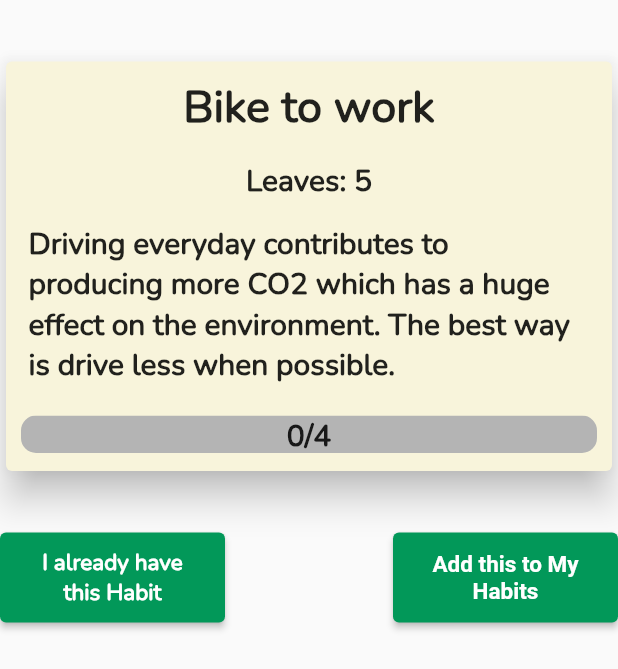
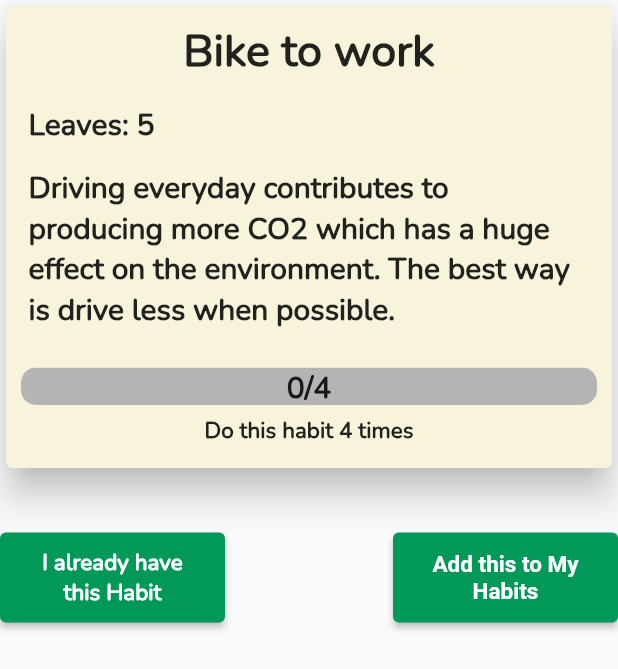
Before and after one commit to csc301-fall-2021/team-project-9-greenpeeps, a Flutter app: the AddHabit widget shown alone on an empty page, opened directly, on a phone screen of 412 x 824 dp. Shown: the top 669 px of the screen. Run offline on Flutter 3.47's test engine with Material 2 defaults, Android fonts, the phone set to English and light mode, and no system bars; our stand-ins replace cloud_firestore, firebase_auth, firebase_core, get, pie_chart; missing offline and left inert: cloud_firestore_web, firebase_auth_web, firebase_core_web; accounts and stored records are empty.

Commit message:
add new habit card as it's own class and add snackbar after adding a recommended habit

```diff
--- a/green_peeps_app/lib/habits/habits_screen.dart
+++ b/green_peeps_app/lib/habits/habits_screen.dart
@@ -19,7 +19,9 @@ class _HabitsScreenState extends State<HabitsScreen> {
     return Center(
       child: Scrollbar(
         controller: _controller,
-        child: CustomScrollView(
+        child: Scaffold(
+          backgroundColor: Colors.transparent,
+          body: CustomScrollView(
             controller: _controller,
             slivers: const <Widget>[
               SliverSafeArea(
@@ -47,6 +49,7 @@ class _HabitsScreenState extends State<HabitsScreen> {
             ],
           ),
         ),
+      ),
     );
   }
 }
--- /dev/null
+++ b/green_peeps_app/lib/habits/new_habit_card.dart
@@ -0,0 +1,102 @@
+import 'package:flutter/material.dart';
+
+class NewHabitCard extends StatelessWidget {
+  final String title;
+  final String info;
+  final int points;
+  final int amount;
+
+  const NewHabitCard({Key? key, required this.title,
+  required this.info,
+  required this.points,
+  required this.amount}) : super(key: key);
+
+  @override
+  Widget build(BuildContext context) {
+    return Card(
+        color: const Color.fromRGBO(248, 244, 219, 1),
+        elevation: 10,
+        child: Column(
+            crossAxisAlignment: CrossAxisAlignment.start,
+            children: [
+              Container(
+                alignment: Alignment.center,
+                padding: const EdgeInsets.all(10),
+                child: Text(
+                  title,
+                  textAlign: TextAlign.center,
+                  style: const TextStyle(
+                    fontSize: 30,
+                    fontWeight: FontWeight.bold,
+                  ),
+                ),
+              ),
+              Container(
+                padding: const EdgeInsets.symmetric(horizontal: 15, vertical: 5),
+                // alignment: Alignment.centerLeft,
+                child: Text(
+                  "Leaves: ${points}",
+                  textAlign: TextAlign.right,
+                  style: const TextStyle(
+                    fontSize: 20,
+                    fontWeight: FontWeight.bold,
+                  ),
+                ),
+              ),
+              Container(
+                padding: const EdgeInsets.symmetric(horizontal: 15, vertical: 10),
+                child: Text(
+                  info,
+                  style: const TextStyle(
+                    fontSize: 20,
+                    fontWeight: FontWeight.bold,
+                  ),
+                ),
+              ),
+
+              Container(
+                padding: EdgeInsets.fromLTRB(10, 15, 10, 5),
+                child: Stack(
+                  children: <Widget>[
+                    ClipRRect(
+                      // Used to make the bar round
+                      borderRadius: BorderRadius.circular(10),
+                      child: const LinearProgressIndicator(
+                        backgroundColor: Color.fromRGBO(180, 180, 180, 1),
+                        valueColor: AlwaysStoppedAnimation<Color>(Colors.green),
+                        value: 0.0,
+                        minHeight: 25,
+                      ),
+                    ),
+                    Container(
+                      width: double.infinity,
+                      child: Text(
+                        "0/${amount}" ,
+                        textAlign: TextAlign.center,
+                        style: const TextStyle(
+                          fontSize: 20,
+                          fontWeight: FontWeight.bold,
+                        ),
+
+                      ),
+                    )
+                  ],
+                ),
+              ),
+              Container(
+                padding: const EdgeInsets.fromLTRB(15, 0, 15, 15),
+                alignment: Alignment.center,
+                child: Text(
+                  "Do this habit ${amount} times",
+                  style: const TextStyle(
+                    fontSize: 15,
+                    fontWeight: FontWeight.bold,
+                    color: Colors.black87,
+                  ),
+                ),
+              ),
+            ]
+        )
+    );
+  }
+}
--- a/green_peeps_app/lib/habits/recommended_box.dart
+++ b/green_peeps_app/lib/habits/recommended_box.dart
@@ -48,10 +48,10 @@ class _RecommendedBoxState extends State<RecommendedBox> {
 
             var userData = userSnapshot.data;
 
-            if (userData!.data().toString().contains('habitInfo') == true) {
+            if (userData!.data().toString().contains('allHabits') == true) {
 
               Map<String, dynamic> userHabitsMap = userData.data() as Map<String, dynamic>;
-              var userHabitKeys = userHabitsMap['habitInfo'].keys.toList();
+              var userHabitKeys = userHabitsMap['allHabits'].keys.toList();
               var nonUserHabits = _filterHabits(snapshot, testLst, userHabitKeys);
               if (nonUserHabits.length > 0) {
                 return ListView(shrinkWrap: true, children: nonUserHabits);
--- a/green_peeps_app/lib/habits/recommended_come_back_later.dart
+++ b/green_peeps_app/lib/habits/recommended_come_back_later.dart
@@ -23,7 +23,10 @@ class _RecommendedComeBackLaterState extends State<RecommendedComeBackLater> {
         child: Row(
           mainAxisAlignment: MainAxisAlignment.spaceBetween,
           children: const <Widget>[
-            Text("Come back later for more :)"),
+            Text("Come back later for more :)",
+            style: TextStyle(
+                fontSize: 20,
+            )),
           ]
         )
       )
--- a/green_peeps_app/lib/habits/recommended_habit_item.dart
+++ b/green_peeps_app/lib/habits/recommended_habit_item.dart
@@ -33,6 +33,7 @@ class _RecommendedHabitItemState extends State<RecommendedHabitItem> {
 
   @override
   Widget build(BuildContext context) {
+
 
     return InkWell(
       onTap: (){
--- a/green_peeps_app/lib/homescreen/add_more_habits.dart
+++ b/green_peeps_app/lib/homescreen/add_more_habits.dart
@@ -1,4 +1,5 @@
 import 'package:flutter/material.dart';
+import 'package:green_peeps_app/habits/new_habit_card.dart';
 
 class AddHabit extends StatefulWidget {
   const AddHabit({Key? key, required this.title,
@@ -32,96 +33,20 @@ class _AddHabitState extends State<AddHabit> {
       height: 415,
       child: Column(
         children: [
+          Spacer(),
           Container(
             height: 355,
-            child: Column(
-              crossAxisAlignment: CrossAxisAlignment.center,
-              children: [
-                Spacer(),
-                Card(
-                  color: const Color.fromRGBO(248, 244, 219, 1),
-                  elevation: 10,
-                  child: Column(
-                    children: [
-                      Container(
-                      padding: const EdgeInsets.all(10),
-                      child: Text(
-                        widget.title,
-                        textAlign: TextAlign.left,
-                        style: const TextStyle(
-                          fontSize: 30,
-                          fontWeight: FontWeight.bold,
-                        ),
-                      ),
-                    ),
-                      Container(
-                        padding: const EdgeInsets.all(5),
-                        child: Text(
-                          "Leaves: ${widget.points}",
-                          textAlign: TextAlign.left,
-                          style: const TextStyle(
-                            fontSize: 20,
-                            fontWeight: FontWeight.bold,
-                          ),
-                        ),
-                      ),
-                      Container(
-                        padding: const EdgeInsets.symmetric(horizontal: 15, vertical: 10),
-                        child: Text(
-                          widget.info,
-                          textAlign: TextAlign.left,
-                          style: const TextStyle(
-                            fontSize: 20,
-                            fontWeight: FontWeight.bold,
-                          ),
-                        ),
-                      ),
-                      // Container(
-                      //   padding: const EdgeInsets.all(10),
-                      //   child: Text(
-                      //       "Do this habit ${widget.amount} times",
-                      //     textAlign: TextAlign.left,
-                      //     style: const TextStyle(
-                      //       fontSize: 20,
-                      //       fontWeight: FontWeight.bold,
-                      //     ),
-                      //   ),
-                      // ),
-                      Container(
-                        padding: EdgeInsets.all(10),
-                        child: Stack(
-                          children: <Widget>[
-                            ClipRRect(
-                              // Used to make the bar round
-                              borderRadius: BorderRadius.circular(10),
-                              child: const LinearProgressIndicator(
-                                backgroundColor: Color.fromRGBO(180, 180, 180, 1),
-                                valueColor: AlwaysStoppedAnimation<Color>(Colors.green),
-                                value: 0.0,
-                                minHeight: 25,
-                              ),
-                            ),
-                            Container(
-                              width: double.infinity,
-                              child: Text(
-                                "0/${widget.amount}" ,
-                                textAlign: TextAlign.center,
-                                style: const TextStyle(
-                                  fontSize: 20,
-                                  fontWeight: FontWeight.bold,
-                                ),
-
-                              ),
-                            )
-                          ],
-                        ),
-                      ),]
-                  )
-                ),
-                const Spacer(),
-              ],
+            child: SingleChildScrollView(
+              child: Container(
+                padding: EdgeInsets.fromLTRB(0, 0, 0, 20),
+                child: NewHabitCard(title: widget.title,
+                    info: widget.info,
+                    amount: widget.amount,
+                    points: widget.points),
+              ),
             ),
           ),
+          Spacer(),
           Row(
               mainAxisAlignment: MainAxisAlignment.spaceEvenly,
               children: <Widget>[
--- a/green_peeps_app/lib/homescreen/habits_popup.dart
+++ b/green_peeps_app/lib/homescreen/habits_popup.dart
@@ -39,6 +39,7 @@ class _LogHabitPopup extends State<LogHabitPopup> {
         title: "Bike to work",
         info:
             "Driving everyday contributes to producing more CO2 which has a huge effect on the environment. The best way is drive less when possible.",
+        // "I am writing even more words in an effort to see what this looks like. Hi mom!!!! how are you doing today?",
         amount: 4,
         points: 5));
   }
```
Also changed, not shown: green_peeps_app/lib/habits/recommended_habit_dialogue.dart (+27 -16 lines). Lines whose indentation alone changed are shown as unchanged.
